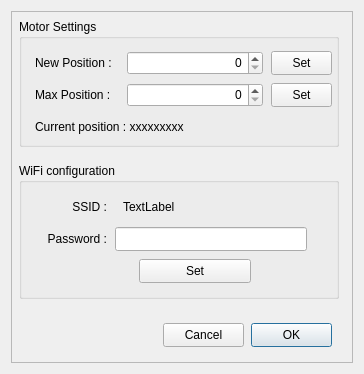
Old version of the form Esatto.ui in the repository rpineau/Esatto.
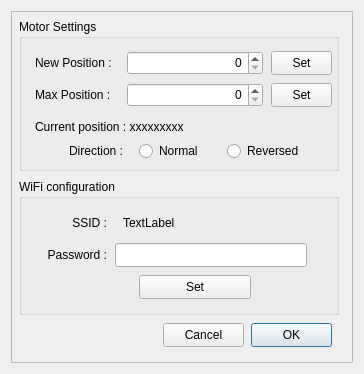
New version of the form. Custom widgets are drawn as their Qt base class.

Commit message: Implemented normal/reverse direction

Patch:
```diff
--- a/Esatto.ui
+++ b/Esatto.ui
@@ -64,7 +64,7 @@
         <x>8</x>
         <y>8</y>
         <width>320</width>
-        <height>128</height>
+        <height>152</height>
        </rect>
       </property>
       <property name="title">
@@ -167,6 +167,48 @@
         <string>Current position : xxxxxxxxx</string>
        </property>
       </widget>
+      <widget class="QRadioButton" name="radioButton">
+       <property name="geometry">
+        <rect>
+         <x>120</x>
+         <y>120</y>
+         <width>80</width>
+         <height>24</height>
+        </rect>
+       </property>
+       <property name="text">
+        <string>Normal</string>
+       </property>
+      </widget>
+      <widget class="QRadioButton" name="radioButton_2">
+       <property name="geometry">
+        <rect>
+         <x>208</x>
+         <y>120</y>
+         <width>96</width>
+         <height>24</height>
+        </rect>
+       </property>
+       <property name="text">
+        <string>Reversed</string>
+       </property>
+      </widget>
+      <widget class="QLabel" name="label">
+       <property name="geometry">
+        <rect>
+         <x>32</x>
+         <y>120</y>
+         <width>72</width>
+         <height>24</height>
+        </rect>
+       </property>
+       <property name="text">
+        <string>Direction :</string>
+       </property>
+       <property name="alignment">
+        <set>Qt::AlignRight|Qt::AlignTrailing|Qt::AlignVCenter</set>
+       </property>
+      </widget>
      </widget>
      <widget class="QPushButton" name="pushButtonOK">
       <property name="enabled">
@@ -204,7 +246,7 @@
       <property name="geometry">
        <rect>
         <x>8</x>
-        <y>152</y>
+        <y>168</y>
         <width>320</width>
         <height>136</height>
        </rect>
```
The commit also changes 3 other files.
